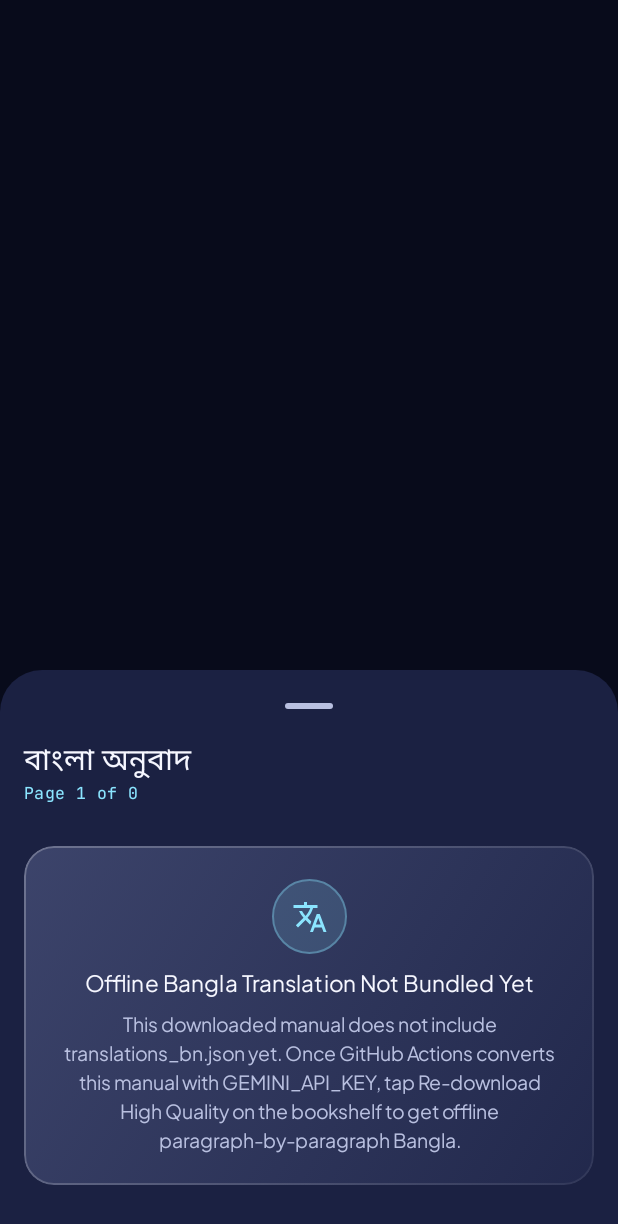
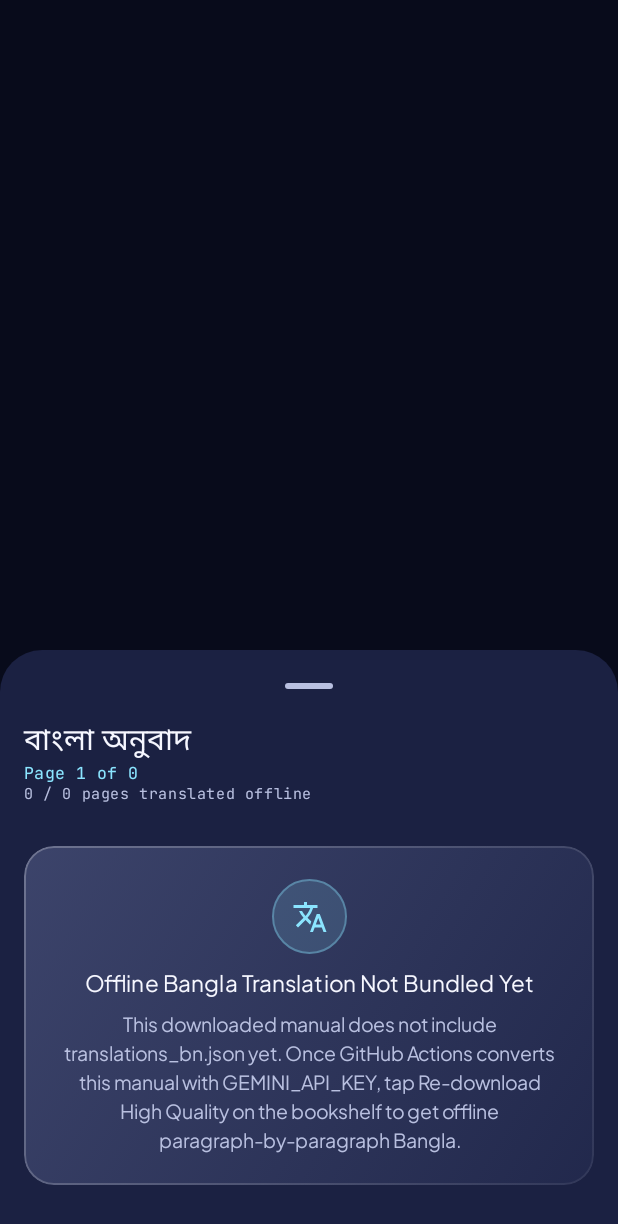
Before and after one commit to lalonbrand/bs-reader-manuals, an Android app built with Jetpack Compose: the composable BilingualTranslationBottomSheet called with empty values, on a phone screen of 412 x 824 dp. Shown: the top 1224 px of the screen. Run offline under Robolectric (Android 15) with nearby library versions, the phone set to English and light mode, and no system bars.

Commit message:
feat(ui): display translated page count in reader
Update the Bilingual Translation BottomSheet to track and display the number of translated pages relative to the total page count for improved progress visibility. Additionally, enhance the build CI script to report translation metrics for book archives.

```diff
--- a/app/src/main/java/com/example/ui/reader/ReaderScreen.kt
+++ b/app/src/main/java/com/example/ui/reader/ReaderScreen.kt
@@ -766,10 +766,12 @@ fun ReaderScreen(
 
     if (showBanglaSheet) {
         val oneBasedPage = uiState.currentPageIndex + 1
+        val translatedPagesCount = uiState.translationsByPage.count { (_, items) -> items.isNotEmpty() }
         BilingualTranslationBottomSheet(
             currentPageIndex = uiState.currentPageIndex,
             totalPages = uiState.pageFiles.size,
-            hasBookTranslations = uiState.translationsByPage.values.any { it.isNotEmpty() },
+            translatedPagesCount = translatedPagesCount,
+            hasBookTranslations = translatedPagesCount > 0,
             pageLines = uiState.translationsByPage[oneBasedPage].orEmpty(),
             onSelectPage = viewModel::goToPage,
             onDismiss = { showBanglaSheet = false }
--- a/app/src/main/java/com/example/ui/reader/ReaderSheets.kt
+++ b/app/src/main/java/com/example/ui/reader/ReaderSheets.kt
@@ -337,6 +337,7 @@ fun ReaderAppearanceBottomSheet(
 fun BilingualTranslationBottomSheet(
     currentPageIndex: Int,
     totalPages: Int,
+    translatedPagesCount: Int,
     hasBookTranslations: Boolean,
     pageLines: List<TranslatedLine>,
     onSelectPage: (Int) -> Unit,
@@ -410,6 +411,12 @@ fun BilingualTranslationBottomSheet(
                         },
                         style = MaterialTheme.typography.labelMedium,
                         color = SoftCyan
+                    )
+                    Text(
+                        text = "$translatedPagesCount / $totalPages pages translated offline",
+                        style = MaterialTheme.typography.labelSmall,
+                        color = MaterialTheme.colorScheme.onSurfaceVariant,
+                        modifier = Modifier.testTag("translated_pages_count_label")
                     )
                 }
 
```
Also changed, not shown: 2 other files.
